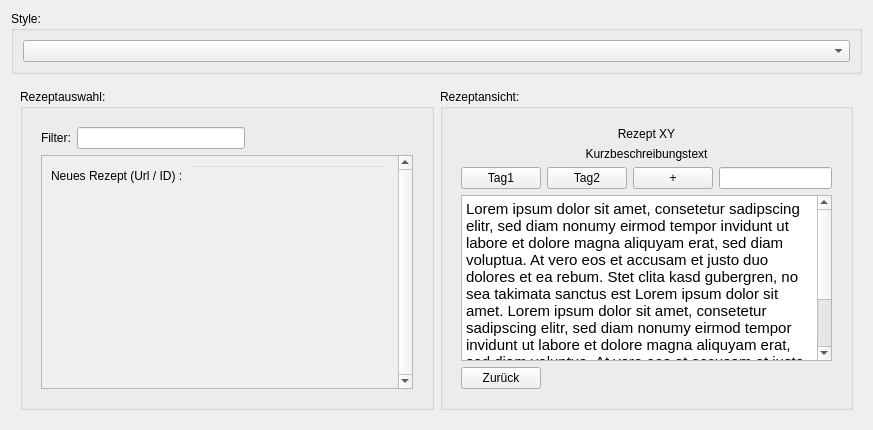
Above: frontend/menu/StyleMenu.ui from Indidev/headcooker before the change. Below: the same form after it.
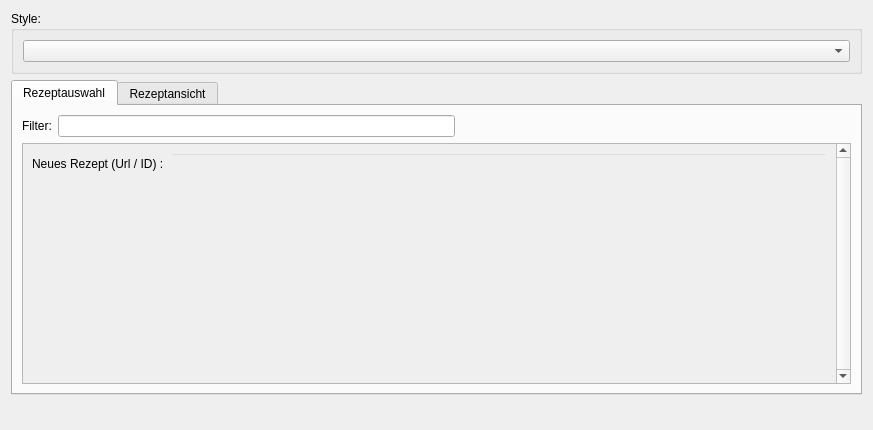
That is the form after the change. The open tabs and pages were chosen to show the change.

```diff
--- a/frontend/menu/StyleMenu.ui
+++ b/frontend/menu/StyleMenu.ui
@@ -33,27 +33,28 @@
     </widget>
    </item>
    <item>
-    <widget class="QWidget" name="widget" native="true">
-     <property name="sizePolicy">
-      <sizepolicy hsizetype="Preferred" vsizetype="Expanding">
-       <horstretch>0</horstretch>
-       <verstretch>0</verstretch>
-      </sizepolicy>
+    <widget class="QTabWidget" name="tabWidget">
+     <property name="currentIndex">
+      <number>1</number>
      </property>
-     <layout class="QGridLayout" name="gridLayout_2">
+     <widget class="QWidget" name="chooserBox">
+      <attribute name="title">
+       <string>Rezeptauswahl</string>
+      </attribute>
+      <layout class="QGridLayout" name="gridLayout_5">
+       <property name="leftMargin">
+        <number>0</number>
+       </property>
+       <property name="topMargin">
+        <number>0</number>
+       </property>
+       <property name="rightMargin">
+        <number>0</number>
+       </property>
+       <property name="bottomMargin">
+        <number>0</number>
+       </property>
       <item row="0" column="0">
-       <widget class="QGroupBox" name="chooserBox">
-        <property name="sizePolicy">
-         <sizepolicy hsizetype="Preferred" vsizetype="Preferred">
-          <horstretch>0</horstretch>
-          <verstretch>0</verstretch>
-         </sizepolicy>
-        </property>
-        <property name="title">
-         <string>Rezeptauswahl:</string>
-        </property>
-        <layout class="QVBoxLayout" name="verticalLayout_3">
-         <item>
           <widget class="QWidget" name="chooserBody" native="true">
            <layout class="QGridLayout" name="gridLayout_3">
             <item row="0" column="0">
@@ -96,8 +97,8 @@
                 <rect>
                  <x>0</x>
                  <y>0</y>
-                 <width>321</width>
-                 <height>226</height>
+               <width>818</width>
+               <height>219</height>
                 </rect>
                </property>
                <property name="styleSheet">
@@ -150,20 +151,24 @@
          </item>
         </layout>
        </widget>
-      </item>
-      <item row="0" column="1">
-       <widget class="QGroupBox" name="recipeBox">
-        <property name="sizePolicy">
-         <sizepolicy hsizetype="Preferred" vsizetype="Preferred">
-          <horstretch>0</horstretch>
-          <verstretch>0</verstretch>
-         </sizepolicy>
-        </property>
-        <property name="title">
-         <string>Rezeptansicht:</string>
-        </property>
-        <layout class="QVBoxLayout" name="verticalLayout_5">
-         <item>
+     <widget class="QWidget" name="recipeBox">
+      <attribute name="title">
+       <string>Rezeptansicht</string>
+      </attribute>
+      <layout class="QGridLayout" name="gridLayout_6">
+       <property name="leftMargin">
+        <number>0</number>
+       </property>
+       <property name="topMargin">
+        <number>0</number>
+       </property>
+       <property name="rightMargin">
+        <number>0</number>
+       </property>
+       <property name="bottomMargin">
+        <number>0</number>
+       </property>
+       <item row="0" column="0">
           <widget class="QWidget" name="recipeBody" native="true">
            <layout class="QGridLayout" name="gridLayout_4">
             <item row="2" column="0">
@@ -264,8 +269,17 @@
          </item>
         </layout>
        </widget>
-      </item>
-     </layout>
+    </widget>
+   </item>
+   <item>
+    <widget class="QWidget" name="widget" native="true">
+     <property name="sizePolicy">
+      <sizepolicy hsizetype="Preferred" vsizetype="Expanding">
+       <horstretch>0</horstretch>
+       <verstretch>0</verstretch>
+      </sizepolicy>
+     </property>
+     <layout class="QGridLayout" name="gridLayout_2"/>
     </widget>
    </item>
   </layout>
```
Lines whose indentation alone changed are shown as unchanged.
